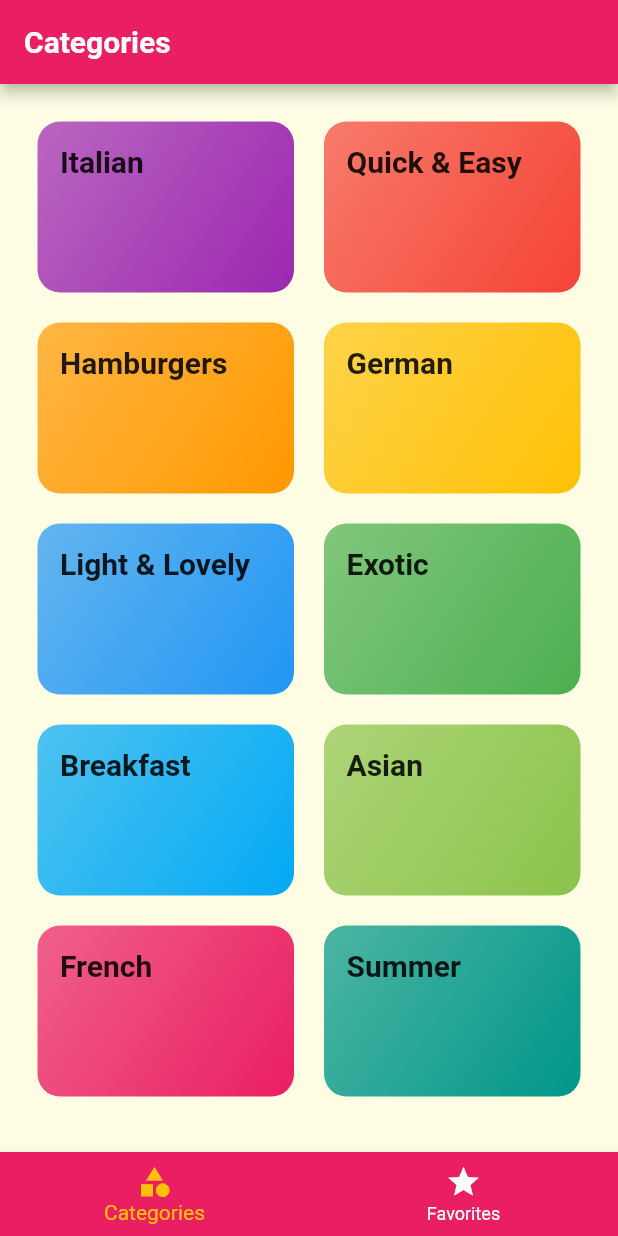
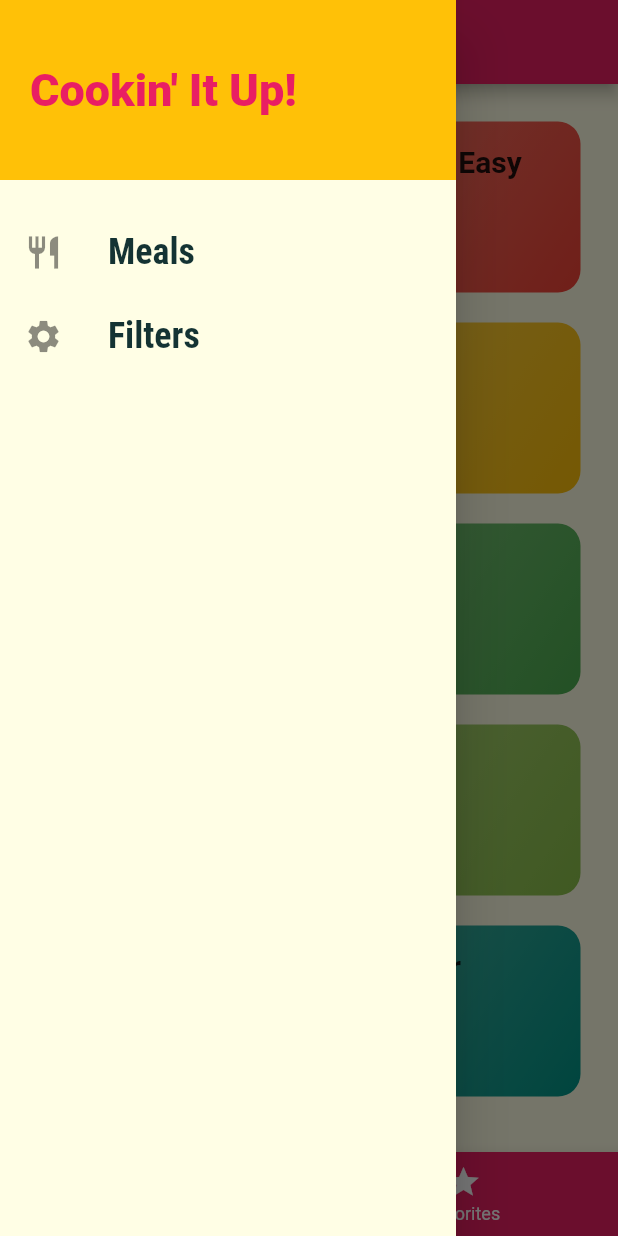
Before and after one commit to Rian1010/meals-app-flutter, a Flutter app: the screen it shows after launch, with the side drawer open (before the commit the screen has no drawer), on a phone screen of 412 x 824 dp. Run offline on Flutter 3.47's test engine with Material 2 defaults, Android fonts, the phone set to English and light mode, and no system bars; Roboto replaces fonts that are missing (Railway, RobotoCondesed).

Commit message:
Solved the bug and added a drawer

```diff
--- a/lib/screens/tabs_screen.dart
+++ b/lib/screens/tabs_screen.dart
@@ -1,6 +1,7 @@
 import 'package:flutter/material.dart';
 import 'package:meals_app/screens/categories_screen.dart';
 import 'package:meals_app/screens/favourites_screen.dart';
+import 'package:meals_app/widgets/main_drawer.dart';
 
 class TabsScreen extends StatefulWidget {
   const TabsScreen({Key? key}) : super(key: key);
@@ -10,7 +11,7 @@ class TabsScreen extends StatefulWidget {
 }
 
 class _TabsScreenState extends State<TabsScreen> {
-  final _pages = [
+  final List<Map<String, Object>> _pages = [
     {
       'page': CategoriesScreen(),
       'title': 'Categories',
@@ -35,6 +36,7 @@ class _TabsScreenState extends State<TabsScreen> {
       appBar: AppBar(
         title: Text(_pages[_selectPageIndex]['title'] as String),
       ),
+      drawer: MainDrawer(),
       body: _pages[_selectPageIndex]['page'] as Widget,
       bottomNavigationBar: BottomNavigationBar(
         onTap: _selectPage,
--- /dev/null
+++ b/lib/widgets/main_drawer.dart
@@ -0,0 +1,59 @@
+import 'package:flutter/material.dart';
+
+class MainDrawer extends StatelessWidget {
+  Widget buildListTile(String title, IconData icon) {
+    return ListTile(
+      leading: Icon(
+        icon,
+        size: 26,
+      ),
+      title: Text(
+        title,
+        style: TextStyle(
+          fontFamily: 'RobotoCondensed',
+          fontSize: 24,
+          fontWeight: FontWeight.bold,
+        ),
+      ),
+      onTap: () {
+        //
+      },
+    );
+  }
+
+  @override
+  Widget build(BuildContext context) {
+    return Drawer(
+      child: Column(
+        children: <Widget>[
+          Container(
+            height: 120,
+            width: double.infinity,
+            padding: EdgeInsets.all(20),
+            alignment: Alignment.centerLeft,
+            color: Theme.of(context).accentColor,
+            child: Text(
+              'Cookin\' It Up!',
+              style: TextStyle(
+                fontWeight: FontWeight.w900,
+                fontSize: 30,
+                color: Theme.of(context).primaryColor,
+              ),
+            ),
+          ),
+          SizedBox(
+            height: 20,
+          ),
+          buildListTile(
+            'Meals',
+            Icons.restaurant,
+          ),
+          buildListTile(
+            'Filters',
+            Icons.settings,
+          ),
+        ],
+      ),
+    );
+  }
+}
```
